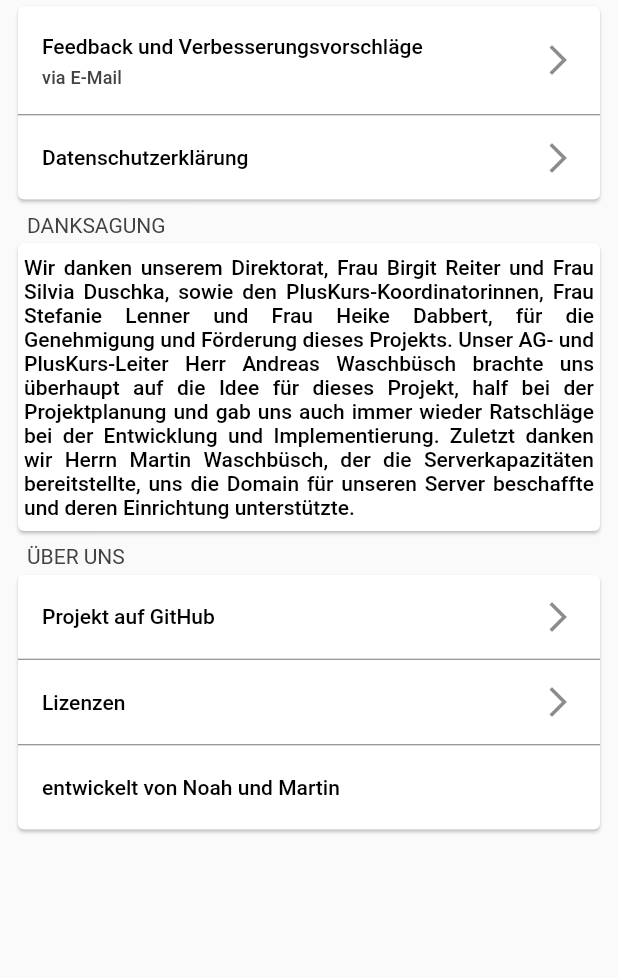
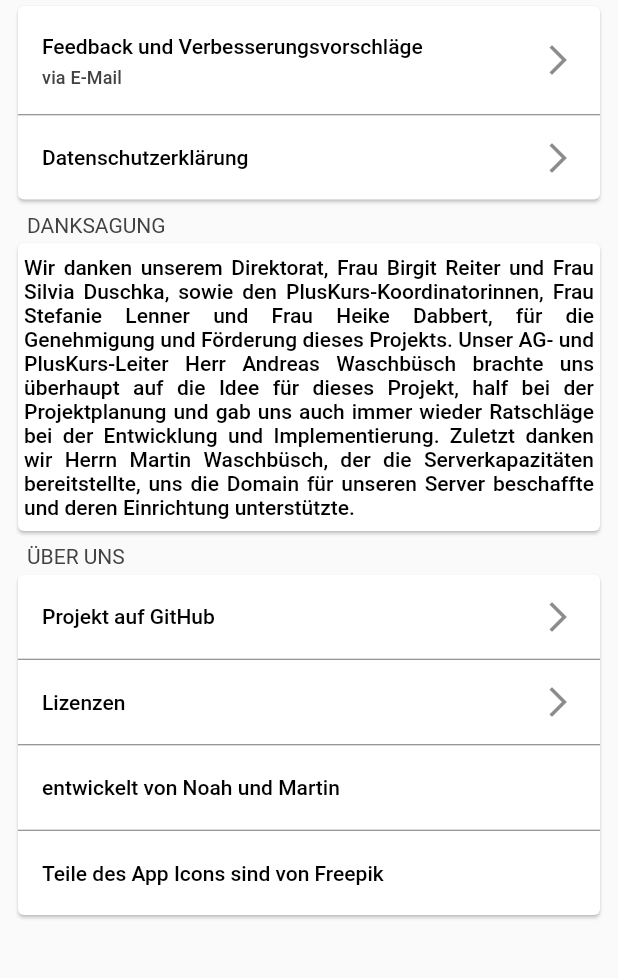
Before and after one commit to NoahPre/FixIT, a Flutter app: the UeberUns screen opened by its route, on a phone screen of 412 x 824 dp, the part 120-1098 px from its top. Run offline on Flutter 3.47's test engine with Material 2 defaults, Android fonts, the phone set to English and light mode, and no system bars; our stand-ins replace after_layout, camera, image_picker, package_info, shared_preferences; missing offline and left inert: keyboard_visibility; accounts and stored records are empty; network calls fail.

Commit message:
0.3.4
* neues Icon
* Credits an Freepik für das Icon

```diff
--- a/lib/seiten/fehlermeldung/bild_funktionen.dart
+++ b/lib/seiten/fehlermeldung/bild_funktionen.dart
@@ -121,7 +121,7 @@ Widget zeigeAusgewaehltesBild(
         );
       } else {
         return const Text(
-          'No Image Selected',
+          'Kein Bild ausgewählt',
           textAlign: TextAlign.center,
         );
       }
--- a/lib/seiten/über_uns.dart
+++ b/lib/seiten/über_uns.dart
@@ -181,7 +181,7 @@ class UeberUns extends StatelessWidget {
                         context: context,
                         applicationName: "FixIT",
                         applicationIcon: Image.asset(
-                          "assets/app_icon.png",
+                          "assets/fixit_icon.png",
                           height: 50.0,
                           width: 50.0,
                         ),
@@ -196,6 +196,13 @@ class UeberUns extends StatelessWidget {
                       style: thema.textTheme.bodyText1,
                     ),
                   ),
+                  Divider(),
+                  ListTile(
+                    title: Text(
+                      "Teile des App Icons sind von Freepik",
+                      style: thema.textTheme.bodyText1,
+                    ),
+                  ),
                 ],
               ),
             ),
--- a/pubspec.yaml
+++ b/pubspec.yaml
@@ -7,7 +7,7 @@ description: FixIT ist eine App zur Meldung, Verarbeitung und Behebung von Fehle
 # Both the version and the builder number may be overridden in flutter
 # build by specifying --build-name and --build-number, respectively.
 # Read more about versioning at semver.org.
-version: 0.3.3+5
+version: 0.3.4+6
 
 environment:
   sdk: ">=2.0.0-dev.68.0 <3.0.0"
@@ -47,7 +47,7 @@ dev_dependencies:
 flutter_icons:
   android: "launcher_icon"
   ios: true
-  image_path: "assets/AppIcon/FixItIcon.jpeg"
+  image_path: "assets/fixit_icon.png"
 
 
 # For information on the generic Dart part of this file, see the
@@ -64,7 +64,7 @@ flutter:
   # To add assets to your application, add an assets section, like this:
   assets:
    - assets/MeldeAblauf.jpg
-   - assets/app_icon.png
+   - assets/fixit_icon.png
   #  - images/a_dot_ham.jpeg
 
   # An image asset can refer to one or more resolution-specific "variants", see
```
Also changed, not shown: FixIT_Dokumentation/20210519_Bilder_AppStore/12-9_1_1.png (added), FixIT_Dokumentation/20210519_Bilder_AppStore/12-9_1_2.png (added), FixIT_Dokumentation/20210519_Bilder_AppStore/12-9_1_3.png (added), FixIT_Dokumentation/20210519_Bilder_AppStore/12-9_2_1.png (added), FixIT_Dokumentation/20210519_Bilder_AppStore/12-9_2_2.png (added), FixIT_Dokumentation/20210519_Bilder_AppStore/12-9_2_3.png (added), FixIT_Dokumentation/20210519_Bilder_AppStore/5-5_1.png (added), FixIT_Dokumentation/20210519_Bilder_AppStore/5-5_2.png (added), FixIT_Dokumentation/20210519_Bilder_AppStore/5-5_3.png (added), FixIT_Dokumentation/20210519_Bilder_AppStore/6-5_1.png (added), FixIT_Dokumentation/20210519_Bilder_AppStore/6-5_2.png (added), FixIT_Dokumentation/20210519_Bilder_AppStore/6-5_3.png (added), assets/fixit_icon.png (added), assets/fixit_icon_alternative.png (added), 1 more files, 22 other files.
